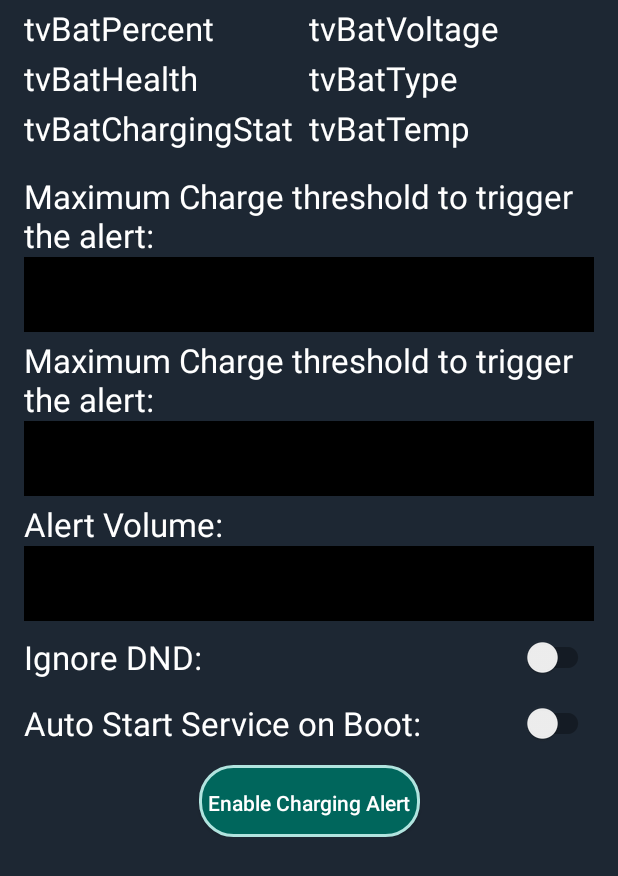
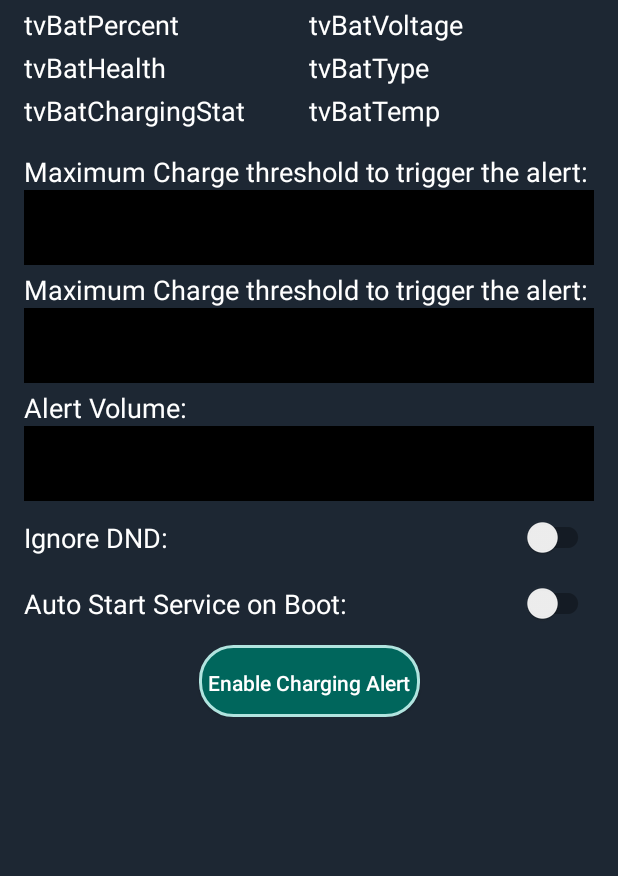
Before and after one commit to M0RT3ZA/ChargingAlert, an Android app: the layout activity_main.xml on its own in the app's theme, with its tools: preview values and no code run, on a phone screen of 412 x 824 dp. Shown: the top 876 px of the screen. Run offline under Robolectric (Android 15) with nearby library versions, the phone set to English and light mode, and no system bars; plain views replace SwitchButton.

Commit message:
bug fix and ui tweak.

```diff
--- a/app/build.gradle
+++ b/app/build.gradle
@@ -73,7 +73,7 @@ dependencies {
     implementation 'androidx.appcompat:appcompat:1.6.1'
     implementation 'androidx.constraintlayout:constraintlayout:2.1.4'
     implementation 'androidx.localbroadcastmanager:localbroadcastmanager:1.1.0'
-    implementation 'androidx.core:core-ktx:1.9.0'
+    implementation 'androidx.core:core-ktx:1.10.0'
     testImplementation 'junit:junit:4.13.2'
     androidTestImplementation 'androidx.test.ext:junit:1.1.5'
     androidTestImplementation 'androidx.test.espresso:espresso-core:3.5.1'
--- a/app/src/main/java/ir/morteza_aghighi/chargingalert/tools/QuestionDialog.kt
+++ b/app/src/main/java/ir/morteza_aghighi/chargingalert/tools/QuestionDialog.kt
@@ -12,7 +12,6 @@ import android.widget.TextView
 import androidx.coordinatorlayout.widget.CoordinatorLayout
 import com.google.android.material.bottomsheet.BottomSheetDialogFragment
 import ir.morteza_aghighi.chargingalert.R
-import java.util.*
 
 class QuestionDialog(private val tittle: String, private val message: String) :
     BottomSheetDialogFragment() {
@@ -72,7 +71,7 @@ class QuestionDialog(private val tittle: String, private val message: String) :
         d.setOnShowListener {
             //this disables outside touch
             try {
-                Objects.requireNonNull(d.window)?.findViewById<View>(R.id.touch_outside)
+                requireActivity().findViewById<View>(R.id.touch_outside)
                     ?.setOnClickListener(null)
                 //this prevents dragging behavior
                 val content = d.window!!.findViewById<View>(R.id.design_bottom_sheet)
--- a/app/src/main/res/layout-land/activity_main.xml
+++ b/app/src/main/res/layout-land/activity_main.xml
@@ -31,7 +31,7 @@
                 android:textColor="@color/white"
                 android:id="@+id/tvBatPercent"
                 tools:text="tvBatPercent"
-                android:textSize="22sp"
+                android:textSize="18sp"
                 android:gravity="center_vertical"
                 android:layout_width="wrap_content"
                 android:layout_height="wrap_content"
@@ -46,7 +46,7 @@
                 android:id="@+id/tvBatVoltage"
                 tools:text="tvBatVoltage"
                 android:layout_width="wrap_content"
-                android:textSize="22sp"
+                android:textSize="18sp"
                 android:gravity="center_vertical"
                 android:layout_height="wrap_content"
                 app:layout_constraintStart_toEndOf="@id/tvBatPercent"
@@ -61,7 +61,7 @@
                 android:layout_width="wrap_content"
                 android:layout_marginTop="4dp"
                 android:layout_marginBottom="4dp"
-                android:textSize="22sp"
+                android:textSize="18sp"
                 android:gravity="center_vertical"
                 android:layout_height="wrap_content"
                 app:layout_constraintStart_toStartOf="parent"
@@ -74,7 +74,7 @@
                 android:layout_width="wrap_content"
                 android:gravity="center_vertical"
                 android:layout_height="wrap_content"
-                android:textSize="22sp"
+                android:textSize="18sp"
                 android:layout_marginTop="4dp"
                 android:layout_marginBottom="4dp"
                 android:textColor="@color/white"
@@ -89,7 +89,7 @@
                 android:layout_width="wrap_content"
                 android:layout_height="wrap_content"
                 android:gravity="center_vertical"
-                android:textSize="22sp"
+                android:textSize="18sp"
                 android:textColor="@color/white"
                 app:layout_constraintEnd_toStartOf="@+id/tvBatTemp"
                 app:layout_constraintBottom_toBottomOf="parent"
@@ -102,7 +102,7 @@
                 android:layout_width="wrap_content"
                 android:gravity="center_vertical"
                 android:layout_height="wrap_content"
-                android:textSize="22sp"
+                android:textSize="18sp"
                 android:textColor="@color/white"
                 app:layout_constraintBottom_toBottomOf="parent"
                 app:layout_constraintEnd_toEndOf="parent"
@@ -118,7 +118,7 @@
             android:id="@+id/tvChargeThresholdTitle"
             android:textColor="@color/white"
             android:text="@string/chargeTitle"
-            android:textSize="22sp"
+            android:textSize="18sp"
             android:layout_marginTop="8dp"
             app:layout_constraintStart_toEndOf="@+id/clTVs"
             app:layout_constraintEnd_toEndOf="parent"
@@ -148,7 +148,7 @@
             android:layout_marginTop="4dp"
             android:textColor="@color/white"
             android:text="@string/chargeTitle"
-            android:textSize="22sp"
+            android:textSize="18sp"
             app:layout_constraintStart_toEndOf="@+id/clTVs"
             app:layout_constraintEnd_toEndOf="parent"
             app:layout_constraintTop_toBottomOf="@+id/iosPbChargeThreshold"
@@ -176,7 +176,7 @@
             android:layout_marginTop="4dp"
             android:textColor="@color/white"
             android:text="@string/volumeTitle"
-            android:textSize="22sp"
+            android:textSize="18sp"
             app:layout_constraintStart_toEndOf="@+id/clTVs"
             app:layout_constraintEnd_toEndOf="parent"
             app:layout_constraintTop_toBottomOf="@+id/iosPbDischargeThreshold"
@@ -204,7 +204,7 @@
             android:layout_marginEnd="12dp"
             android:textColor="@color/white"
             android:text="@string/ignoreDND"
-            android:textSize="22sp"
+            android:textSize="18sp"
             app:layout_constraintTop_toTopOf="@+id/swDND"
             app:layout_constraintStart_toEndOf="@+id/clTVs"
             app:layout_constraintBottom_toBottomOf="@+id/swDND"
@@ -226,7 +226,7 @@
             android:layout_marginEnd="12dp"
             android:textColor="@color/white"
             android:text="@string/boot_up_switch"
-            android:textSize="22sp"
+            android:textSize="18sp"
             app:layout_constraintBottom_toBottomOf="@id/swBoot"
             app:layout_constraintStart_toEndOf="@+id/clTVs"
             app:layout_constraintTop_toTopOf="@id/swBoot"
--- a/app/src/main/res/layout/activity_main.xml
+++ b/app/src/main/res/layout/activity_main.xml
@@ -29,7 +29,7 @@
                 android:textColor="@color/white"
                 android:id="@+id/tvBatPercent"
                 tools:text="tvBatPercent"
-                android:textSize="22sp"
+                android:textSize="18sp"
                 android:gravity="center_vertical"
                 android:layout_width="0dp"
                 android:layout_height="wrap_content"
@@ -44,7 +44,7 @@
                 android:id="@+id/tvBatVoltage"
                 tools:text="tvBatVoltage"
                 android:layout_width="0dp"
-                android:textSize="22sp"
+                android:textSize="18sp"
                 android:gravity="center_vertical"
                 android:layout_height="wrap_content"
                 app:layout_constraintStart_toEndOf="@id/tvBatPercent"
@@ -59,7 +59,7 @@
                 android:layout_width="0dp"
                 android:layout_marginTop="4dp"
                 android:layout_marginBottom="4dp"
-                android:textSize="22sp"
+                android:textSize="18sp"
                 android:gravity="center_vertical"
                 android:layout_height="wrap_content"
                 app:layout_constraintStart_toStartOf="parent"
@@ -72,7 +72,7 @@
                 android:layout_width="0dp"
                 android:gravity="center_vertical"
                 android:layout_height="wrap_content"
-                android:textSize="22sp"
+                android:textSize="18sp"
                 android:layout_marginTop="4dp"
                 android:layout_marginBottom="4dp"
                 android:textColor="@color/white"
@@ -87,7 +87,7 @@
                 android:layout_width="0dp"
                 android:layout_height="wrap_content"
                 android:gravity="center_vertical"
-                android:textSize="22sp"
+                android:textSize="18sp"
                 android:textColor="@color/white"
                 app:layout_constraintEnd_toStartOf="@+id/tvBatTemp"
                 app:layout_constraintBottom_toBottomOf="parent"
@@ -100,7 +100,7 @@
                 android:layout_width="0dp"
                 android:gravity="center_vertical"
                 android:layout_height="wrap_content"
-                android:textSize="22sp"
+                android:textSize="18sp"
                 android:textColor="@color/white"
                 app:layout_constraintBottom_toBottomOf="parent"
                 app:layout_constraintEnd_toEndOf="parent"
@@ -116,7 +116,7 @@
             android:id="@+id/tvChargeThresholdTitle"
             android:textColor="@color/white"
             android:text="@string/chargeTitle"
-            android:textSize="22sp"
+            android:textSize="18sp"
             android:layout_marginTop="8dp"
             app:layout_constraintStart_toStartOf="parent"
             app:layout_constraintEnd_toEndOf="parent"
@@ -146,7 +146,7 @@
             android:layout_marginTop="4dp"
             android:textColor="@color/white"
             android:text="@string/chargeTitle"
-            android:textSize="22sp"
+            android:textSize="18sp"
             app:layout_constraintStart_toStartOf="parent"
             app:layout_constraintEnd_toEndOf="parent"
             app:layout_constraintTop_toBottomOf="@+id/iosPbChargeThreshold"
@@ -174,7 +174,7 @@
             android:layout_marginTop="4dp"
             android:textColor="@color/white"
             android:text="@string/volumeTitle"
-            android:textSize="22sp"
+            android:textSize="18sp"
             app:layout_constraintStart_toStartOf="parent"
             app:layout_constraintEnd_toEndOf="parent"
             app:layout_constraintTop_toBottomOf="@+id/iosPbDischargeThreshold"
@@ -202,7 +202,7 @@
             android:layout_marginEnd="12dp"
             android:textColor="@color/white"
             android:text="@string/ignoreDND"
-            android:textSize="22sp"
+            android:textSize="18sp"
             app:layout_constraintTop_toTopOf="@+id/swDND"
             app:layout_constraintStart_toStartOf="parent"
             app:layout_constraintBottom_toBottomOf="@+id/swDND"
@@ -224,7 +224,7 @@
             android:layout_marginEnd="12dp"
             android:textColor="@color/white"
             android:text="@string/boot_up_switch"
-            android:textSize="22sp"
+            android:textSize="18sp"
             app:layout_constraintBottom_toBottomOf="@id/swBoot"
             app:layout_constraintStart_toStartOf="parent"
             app:layout_constraintTop_toTopOf="@id/swBoot"
--- a/build.gradle
+++ b/build.gradle
@@ -8,7 +8,7 @@ buildscript {
         mavenCentral()
     }
     dependencies {
-        classpath 'com.android.tools.build:gradle:7.4.1'
+        classpath 'com.android.tools.build:gradle:7.4.2'
         classpath "org.jetbrains.kotlin:kotlin-gradle-plugin:$kotlin_version"
 
         // NOTE: Do not place your application dependencies here; they belong
```
Also changed, not shown: app/src/main/java/ir/morteza_aghighi/chargingalert/AlertActivity.kt (+13 -11 lines), 2 other files.
